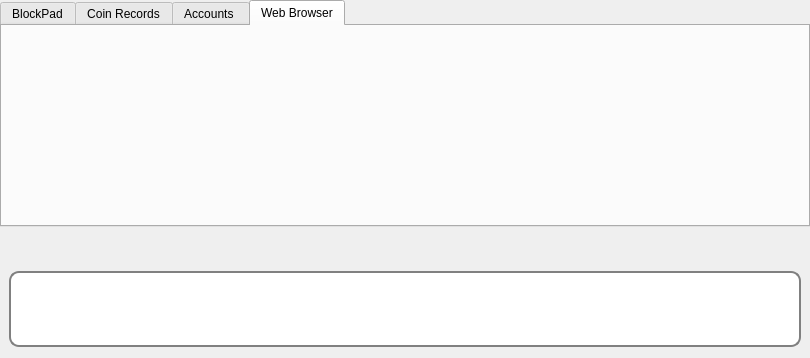
The window that blockpad.ui (Bloc10FinTech/blockpad) describes before a commit, drawn with Qt 5.
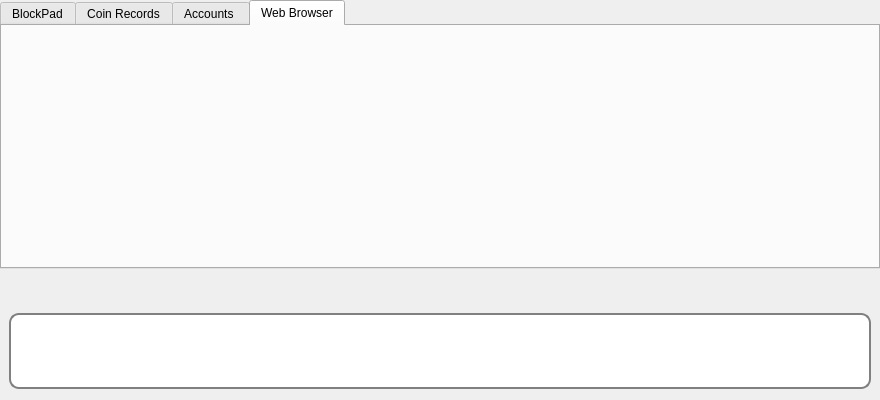
The same window after the commit. Icons and pictures are not drawn. Custom widgets are drawn as their Qt base class.

What changed in the file:
```diff
--- a/blockpad.ui
+++ b/blockpad.ui
@@ -6,14 +6,14 @@
    <rect>
     <x>0</x>
     <y>0</y>
-    <width>810</width>
-    <height>358</height>
+    <width>880</width>
+    <height>400</height>
    </rect>
   </property>
   <property name="minimumSize">
    <size>
-    <width>0</width>
-    <height>0</height>
+    <width>800</width>
+    <height>400</height>
    </size>
   </property>
   <property name="windowTitle">
@@ -679,6 +679,19 @@
            </property>
           </widget>
          </item>
+         <item>
+          <widget class="QPushButton" name="pushButtonLicenseActivate">
+           <property name="text">
+            <string/>
+           </property>
+           <property name="iconSize">
+            <size>
+             <width>50</width>
+             <height>50</height>
+            </size>
+           </property>
+          </widget>
+         </item>
          <item>
           <spacer name="horizontalSpacer">
            <property name="orientation">
```
Left out of the diff: 3 changed lines with no effect on the pictures.
